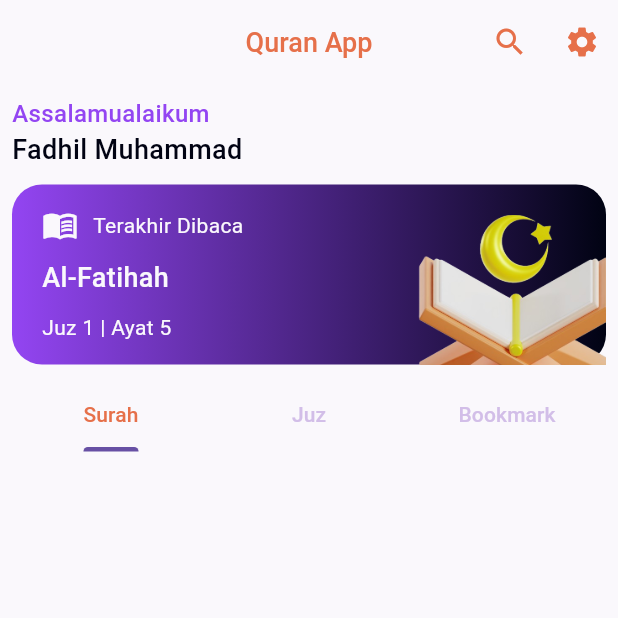
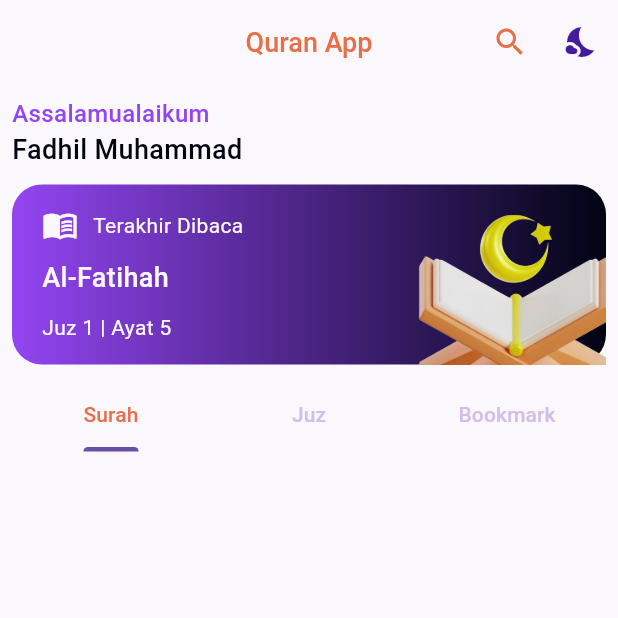
Before and after one commit to famuh/al-qur-an-app, a Flutter app: the screen it shows after launch, on a phone screen of 412 x 824 dp, the top half of it. Run offline on Flutter 3.47's test engine with Material 3 defaults, Android fonts, the phone set to English and light mode, and no system bars; our stand-ins replace get, lite_rolling_switch, lottie; network calls fail.

Commit message:
Mengubah perubahan tema secara reaktif, icon di Home juga berubah sesuai tema

```diff
--- a/lib/app/modules/home/views/home_view.dart
+++ b/lib/app/modules/home/views/home_view.dart
@@ -1,6 +1,7 @@
 import 'package:alquran_app/app/routes/app_pages.dart';
 import 'package:alquran_app/common/colors.dart';
 import 'package:alquran_app/common/space.dart';
+import 'package:alquran_app/common/theme_service.dart';
 import 'package:flutter/material.dart';
 import 'package:flutter/widgets.dart';
 
@@ -16,9 +17,8 @@ class HomeView extends GetView<HomeController> {
 
   @override
   Widget build(BuildContext context) {
-    // if (Get.isDarkMode) {
-    //   controller.isDark.value = true;
-    // }
+    final ThemeService _themeService = Get.find<ThemeService>();
+
     return Scaffold(
         appBar: AppBar(
           title: const Text('Quran App'),
@@ -27,7 +27,11 @@ class HomeView extends GetView<HomeController> {
             IconButton(
                 onPressed: () => Get.toNamed(Routes.SEARCH),
                 icon: const Icon(Icons.search)),
-            IconButton(onPressed: () => Get.toNamed(Routes.SETTINGS), icon: const Icon(Icons.settings))
+            IconButton(
+                onPressed: () => Get.toNamed(Routes.SETTINGS),
+                icon: Obx(() => _themeService.isDarkMode
+                    ? const Icon(Icons.wb_sunny_outlined, color: Colors.yellow,)
+                    :  Icon(Icons.nights_stay, color: appPurple,)))
           ],
         ),
         body: DefaultTabController(
--- /dev/null
+++ b/lib/common/theme_service.dart
@@ -0,0 +1,16 @@
+
+
+
+import 'package:flutter/material.dart';
+import 'package:get/get.dart';
+
+class ThemeService {
+  final _isDarkMode = false.obs; // Obx works with Rx types
+
+  bool get isDarkMode => _isDarkMode.value;
+
+  void switchTheme() {
+    _isDarkMode.value = !_isDarkMode.value;
+    Get.changeThemeMode(_isDarkMode.value ? ThemeMode.dark : ThemeMode.light);
+  }
+}
--- a/lib/main.dart
+++ b/lib/main.dart
@@ -1,16 +1,30 @@
 import 'package:alquran_app/app/routes/app_pages.dart';
 import 'package:alquran_app/common/colors.dart';
+import 'package:alquran_app/common/theme_service.dart';
 import 'package:flutter/material.dart';
 import 'package:get/get.dart';
 
 void main() {
-  runApp(GetMaterialApp(
+  // Inisialisasi ThemeService menggunakan Get.put()
+  Get.put(ThemeService());
+
+  runApp(MyApp());
+}
+
+class MyApp extends StatelessWidget {
+  @override
+  Widget build(BuildContext context) {
+    // Mengambil instance ThemeService yang diinisialisasi dengan Get.put()
+    final ThemeService _themeService = Get.find<ThemeService>();
+
+    return GetMaterialApp(
       debugShowCheckedModeBanner: false,
       theme: themeLight,
       darkTheme: themeDark,
-    themeMode: ThemeMode.system,
+      themeMode: _themeService.isDarkMode ? ThemeMode.dark : ThemeMode.light,
       title: "application",
       initialRoute: Routes.HOME,
       getPages: AppPages.routes,
-  ));
+    );
   }
+}
```
Also changed, not shown: lib/app/modules/detail_juz/views/detail_juz_view.dart (+8 -13 lines), lib/app/modules/settings/views/settings_view.dart (+11 -5 lines). Lines whose indentation alone changed are shown as unchanged.
